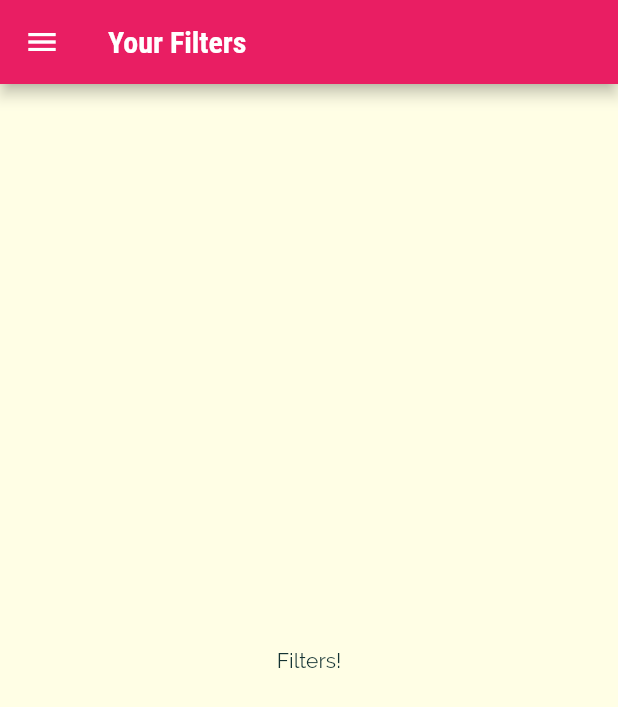
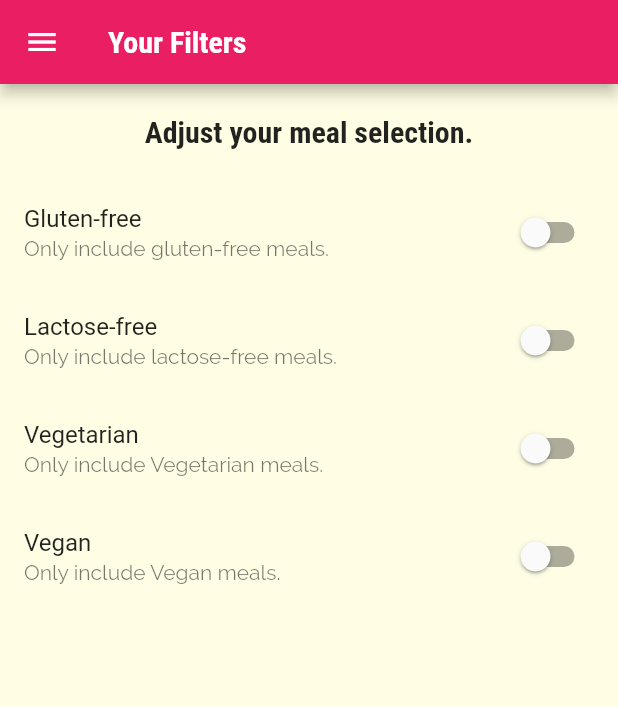
Before and after one commit to totolog-flutter/for-learning, a Flutter app: the FilterScreen screen opened by its route, on a phone screen of 412 x 824 dp. Shown: the top 707 px of the screen. Run offline on Flutter 3.47's test engine with Material 2 defaults, Android fonts, the phone set to English and light mode, and no system bars.

Commit message:
add: 180

```diff
--- a/lib/screens/filter_screen.dart
+++ b/lib/screens/filter_screen.dart
@@ -1,20 +1,97 @@
 import 'package:flutter/material.dart';
 import '../widgets/main_drawer.dart';
 
-class FilterScreen extends StatelessWidget {
+class FilterScreen extends StatefulWidget {
   const FilterScreen({super.key});
   static const routeName = '/filter';
 
   @override
+  State<FilterScreen> createState() => _FilterScreenState();
+}
+
+class _FilterScreenState extends State<FilterScreen> {
+  bool _glutenFree = false;
+  bool _vegetarian = false;
+  bool _vegan = false;
+  bool _lactoseFree = false;
+
+  Widget _buildSwitchListTile(
+      String title, String description, bool currentValue, bool flag) {
+    return SwitchListTile(
+      title: Text(title),
+      value: currentValue,
+      subtitle: Text(description),
+      onChanged: (newValue) {
+        setState(() {
+          flag = newValue;
+        });
+      },
+    );
+  }
+
+  @override
   Widget build(BuildContext context) {
     return Scaffold(
-      appBar: AppBar(
-        title: Text('Your Filters'),
-      ),
-      drawer: MainDrawer(),
-      body: Center(
-        child: Text('Filters!'),
-      ),
-    );
+        appBar: AppBar(
+          title: Text('Your Filters'),
+        ),
+        drawer: MainDrawer(),
+        body: Column(
+          children: [
+            Container(
+              padding: EdgeInsets.all(20),
+              child: Text(
+                'Adjust your meal selection.',
+                style: Theme.of(context).textTheme.headline6,
+              ),
+            ),
+            Expanded(
+              child: ListView(
+                children: [
+                  SwitchListTile(
+                    title: Text('Gluten-free'),
+                    value: _glutenFree,
+                    subtitle: Text('Only include gluten-free meals.'),
+                    onChanged: (newValue) {
+                      setState(() {
+                        _glutenFree = newValue;
+                      });
+                    },
+                  ),
+                  SwitchListTile(
+                    title: Text('Lactose-free'),
+                    value: _lactoseFree,
+                    subtitle: Text('Only include lactose-free meals.'),
+                    onChanged: (newValue) {
+                      setState(() {
+                        _lactoseFree = newValue;
+                      });
+                    },
+                  ),
+                  SwitchListTile(
+                    title: Text('Vegetarian'),
+                    value: _vegetarian,
+                    subtitle: Text('Only include Vegetarian meals.'),
+                    onChanged: (newValue) {
+                      setState(() {
+                        _vegetarian = newValue;
+                      });
+                    },
+                  ),
+                  SwitchListTile(
+                    title: Text('Vegan'),
+                    value: _vegan,
+                    subtitle: Text('Only include Vegan meals.'),
+                    onChanged: (newValue) {
+                      setState(() {
+                        _vegan = newValue;
+                      });
+                    },
+                  ),
+                ],
+              ),
+            )
+          ],
+        ));
   }
 }
```
